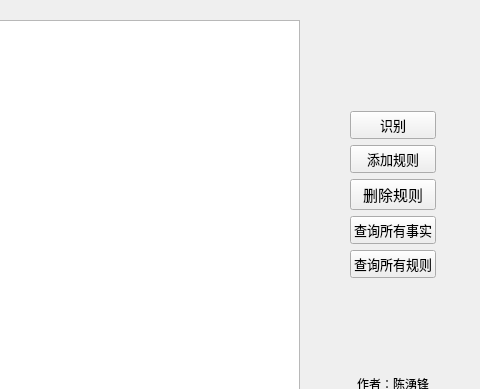
Before: the Qt Designer form mainwindow.ui in YoferChen/AnimalRecognitionSystem_Qt5, drawn with Qt 5; both pictures show x 469 to 949 and y 154 to 543 of the 949 by 637 pixel window.
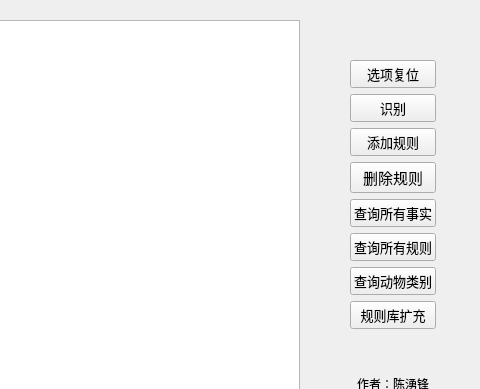
After: the same form once the commit is applied. Icons and pictures are not drawn.

Commit message: 增加规则库扩充选项，增加系统可识别动物类别查询按钮、选项勾选复位按钮，恢复添加规则窗口图标为主窗口默认图标

```diff
--- a/mainwindow.ui
+++ b/mainwindow.ui
@@ -228,6 +228,19 @@
                </property>
               </spacer>
              </item>
+             <item>
+              <widget class="QPushButton" name="pushButton_checkReset">
+               <property name="font">
+                <font>
+                 <family>中国式手写风</family>
+                 <pointsize>10</pointsize>
+                </font>
+               </property>
+               <property name="text">
+                <string>选项复位</string>
+               </property>
+              </widget>
+             </item>
              <item>
               <widget class="QPushButton" name="btn_recognition">
                <property name="font">
@@ -293,6 +306,32 @@
                </property>
               </widget>
              </item>
+             <item>
+              <widget class="QPushButton" name="pushButton_getClasses">
+               <property name="font">
+                <font>
+                 <family>中国式手写风</family>
+                 <pointsize>10</pointsize>
+                </font>
+               </property>
+               <property name="text">
+                <string>查询动物类别</string>
+               </property>
+              </widget>
+             </item>
+             <item>
+              <widget class="QPushButton" name="pushButton_rulesExpansion">
+               <property name="font">
+                <font>
+                 <family>中国式手写风</family>
+                 <pointsize>10</pointsize>
+                </font>
+               </property>
+               <property name="text">
+                <string>规则库扩充</string>
+               </property>
+              </widget>
+             </item>
              <item>
               <spacer name="verticalSpacer_2">
                <property name="orientation">
```
Left out of the diff: 2 changed lines with no effect on the pictures. The commit also changes 8 other files.
